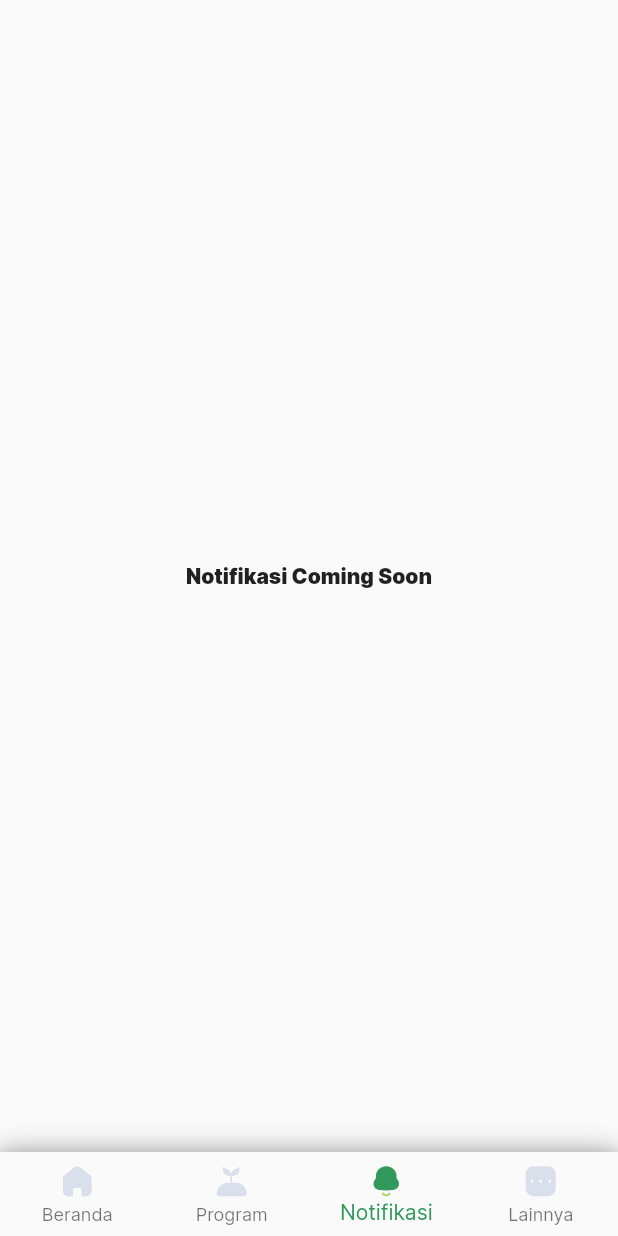
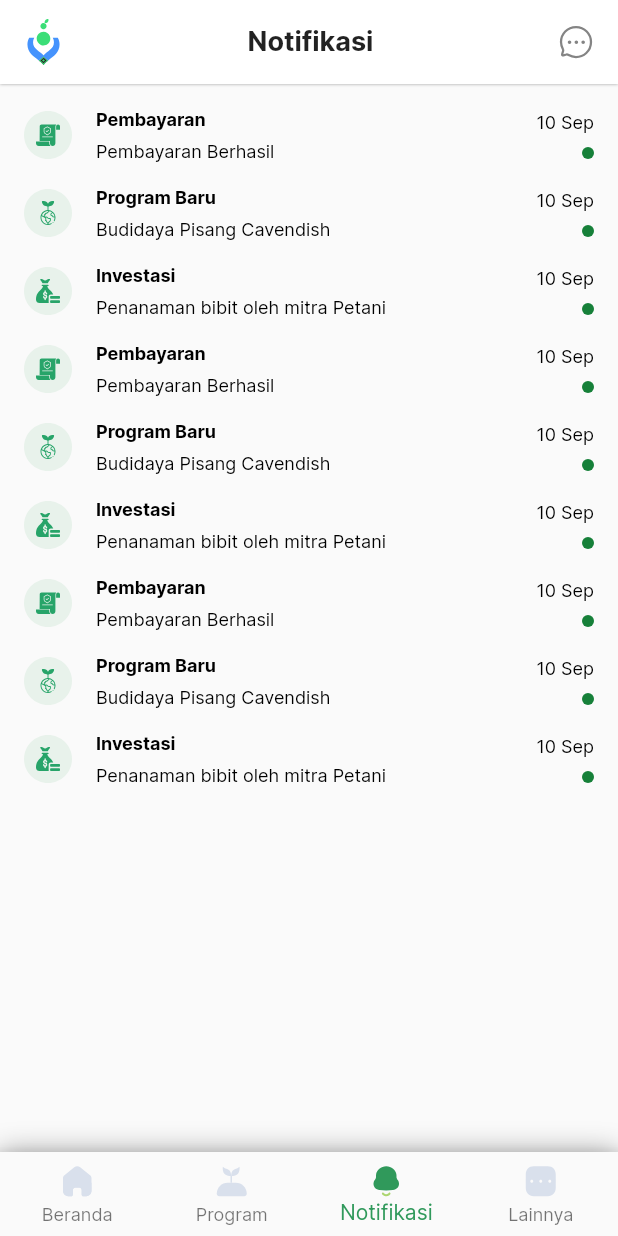
Before and after one commit to mrum13/vestanesia-widget, a Flutter app: the Dashboard screen opened directly, swiped to page 3, on a phone screen of 412 x 824 dp. Run offline on Flutter 3.47's test engine with Material 2 defaults, Android fonts, the phone set to English and light mode, and no system bars; our stand-ins replace dotted_border, flutter_svg, material_design_icons_flutter, percent_indicator, roundcheckbox, timeline_tile.

Commit message:
update layout

```diff
--- a/lib/data/data_program.dart
+++ b/lib/data/data_program.dart
@@ -1,8 +1,21 @@
 import 'package:vestanesia_widgets/models/model_gambar_program.dart';
+import 'package:vestanesia_widgets/models/model_notifikasi.dart';
 import 'package:vestanesia_widgets/models/model_program.dart';
 import 'package:vestanesia_widgets/models/model_transfer_bank.dart';
 
 class DataProgram{
+
+  List<ModelNotifikasi> notifikasiData = [
+    ModelNotifikasi("Pembayaran", "Pembayaran Berhasil", "10 Sep"),
+    ModelNotifikasi("Program Baru", "Budidaya Pisang Cavendish", "10 Sep"),
+    ModelNotifikasi("Investasi", "Penanaman bibit oleh mitra Petani", "10 Sep"),
+    ModelNotifikasi("Pembayaran", "Pembayaran Berhasil", "10 Sep"),
+    ModelNotifikasi("Program Baru", "Budidaya Pisang Cavendish", "10 Sep"),
+    ModelNotifikasi("Investasi", "Penanaman bibit oleh mitra Petani", "10 Sep"),
+    ModelNotifikasi("Pembayaran", "Pembayaran Berhasil", "10 Sep"),
+    ModelNotifikasi("Program Baru", "Budidaya Pisang Cavendish", "10 Sep"),
+    ModelNotifikasi("Investasi", "Penanaman bibit oleh mitra Petani", "10 Sep"),
+  ];
 
   List<ModelBank> bankData = [
     ModelBank("images/mandiri.png", '9087569204798'),
--- a/lib/main.dart
+++ b/lib/main.dart
@@ -20,7 +20,7 @@ class MyApp extends StatelessWidget {
     return MaterialApp(
       theme: ThemeData(fontFamily: 'Inter'),
       debugShowCheckedModeBanner: false,
-      home: LoginLayout()
+      home: Dashboard()
     );
   }
 }
--- /dev/null
+++ b/lib/models/model_notifikasi.dart
@@ -0,0 +1,15 @@
+class ModelNotifikasi{
+  String _judul;
+  String _isi;
+  String _tanggal;
+
+  ModelNotifikasi(
+    this._judul,
+    this._isi,
+    this._tanggal
+  );
+
+  String get judul => this._judul;
+  String get isi => this._isi;
+  String get tanggal => this._tanggal;
+}
--- a/lib/screens/layout_notification.dart
+++ b/lib/screens/layout_notification.dart
@@ -1,14 +1,145 @@
 import 'package:flutter/material.dart';
+import 'package:flutter_svg/svg.dart';
+import 'package:vestanesia_widgets/data/data_program.dart';
+import 'package:vestanesia_widgets/models/model_notifikasi.dart';
+import 'package:vestanesia_widgets/widgets/widgets_auth.dart';
 
-class NotificationLayout extends StatelessWidget {
+class NotificationLayout extends StatefulWidget {
   const NotificationLayout({ Key? key }) : super(key: key);
+
+  @override
+  _NotificationLayoutState createState() => _NotificationLayoutState();
+}
+
+class _NotificationLayoutState extends State<NotificationLayout> {
+
+  String gambar = "images/pembayaran.svg";
+
+  Widget _costumAppbar() {
+    return Container(
+      padding: EdgeInsets.symmetric(vertical: 10, horizontal: 16),
+      decoration: BoxDecoration(
+        color: Colors.white,
+        boxShadow: [
+          BoxShadow(
+            color: Colors.grey,
+            blurRadius: 1.0,
+          )
+        ]
+      ),
+      child: Row(
+        mainAxisAlignment: MainAxisAlignment.spaceBetween,
+        children: <Widget>[
+          wLogoOnlyVestanesia(marginTop: EdgeInsets.all(0)),
+          _textAppbar(),
+          _iconChat()
+        ],
+      ),
+    );
+  }
+
+  Widget _iconChat() {
+    return Align(
+      child: SvgPicture.asset("images/Chat.svg"),
+    );
+  }
+
+  Widget _textAppbar() {
+    return Text(
+      'Notifikasi',
+      style: TextStyle(fontSize: 18, fontWeight: FontWeight.w700),
+    );
+  }
+
+
+  Widget _notificationContent() {
+    return MediaQuery.removePadding(
+      removeTop: true,
+      context: context,
+      child: Expanded(
+        child: ListView.builder(
+          shrinkWrap: true,
+          itemCount: DataProgram().notifikasiData.length,
+          itemBuilder: (context, index) {
+            ModelNotifikasi listNotifikasi = DataProgram().notifikasiData[index];
+            if (listNotifikasi.judul == "Pembayaran"){
+              gambar = "images/pembayaran.svg";
+            }
+            else if (listNotifikasi.judul == "Program Baru") {
+              gambar = "images/programbaru.svg";
+            }
+            else if (listNotifikasi.judul == "Investasi") {
+              gambar = "images/investasi.svg";
+            }
+            else {
+
+            }
+            return Container(
+              margin: EdgeInsets.only(top: 16, left: 16, right: 16),
+              child: Row(
+                children: <Widget>[
+                  Container(
+                    padding: EdgeInsets.only(right: 16),
+                    child: SvgPicture.asset(gambar, width: 32, height: 32,),
+                  ),
+                  MediaQuery.removePadding(
+                    removeLeft: true,
+                    context: context,
+                    child: Expanded(
+                      child: Row(
+                        mainAxisAlignment: MainAxisAlignment.spaceBetween,
+                        children: <Widget>[
+                          Container(
+                            child: Column(
+                              crossAxisAlignment: CrossAxisAlignment.start,
+                              children: <Widget>[
+                                Text(listNotifikasi.judul, style: TextStyle(
+                                  color: Colors.black, fontSize: 12, fontWeight: FontWeight.bold
+                                  ),
+                                ),
+                                Container(
+                                  margin: EdgeInsets.only(top: 6),
+                                  child:  Text(listNotifikasi.isi, style: TextStyle(
+                                  color: Colors.black, fontSize: 12
+                                  ),
+                                ),)
+                              ],
+                            ),
+                          ),
+                          Container(
+                            child: Column(
+                              crossAxisAlignment: CrossAxisAlignment.end,
+                              children: <Widget>[
+                                Text(listNotifikasi.tanggal, style: TextStyle(
+                                  color: Colors.black, fontSize: 12
+                                  ),
+                                ),
+                                Container(
+                                  margin: EdgeInsets.only(top: 9),
+                                  child: SvgPicture.asset("images/notifball.svg"))
+                              ],
+                            ),
+                          )
+                        ],
+                      )
+                    ))
+                ],
+              ),
+            );
+          },
+        )),
+
+    );
+  }
 
   @override
   Widget build(BuildContext context) {
     return Container(
-      child: Center(
-        child: Text('Notifikasi Coming Soon',
-        style: TextStyle(fontWeight: FontWeight.w900),),
+      child: Column(
+        children: <Widget>[
+          SafeArea(child: _costumAppbar()),
+          _notificationContent()
+        ],
       ),
     );
   }
--- a/pubspec.yaml
+++ b/pubspec.yaml
@@ -82,6 +82,10 @@ flutter:
     - images/bri.png
     - images/mandiri.png
     - images/mandirisyariah.png
+    - images/investasi.svg
+    - images/pembayaran.svg
+    - images/programbaru.svg
+    - images/notifball.svg
   #   - images/a_dot_ham.jpeg
 
   # An image asset can refer to one or more resolution-specific "variants", see
```
Also changed, not shown: lib/screens/layout_bantuan.dart (added, +78 -0 lines), lib/screens/layout_detail_bantuan.dart (added, +88 -0 lines), lib/screens/layout_lainnya.dart (+4 -3 lines), lib/screens/layout_syarat.dart (added, +12 -0 lines), images/investasi.svg (added), images/notifball.svg (added), images/pembayaran.svg (added), images/programbaru.svg (added).
